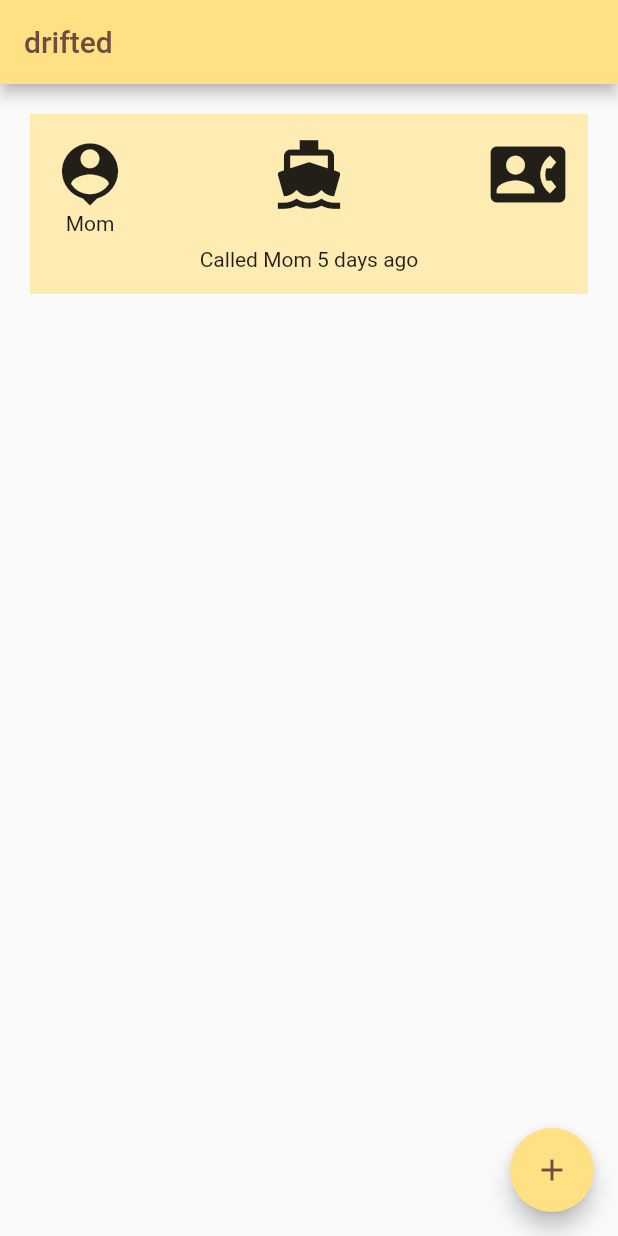
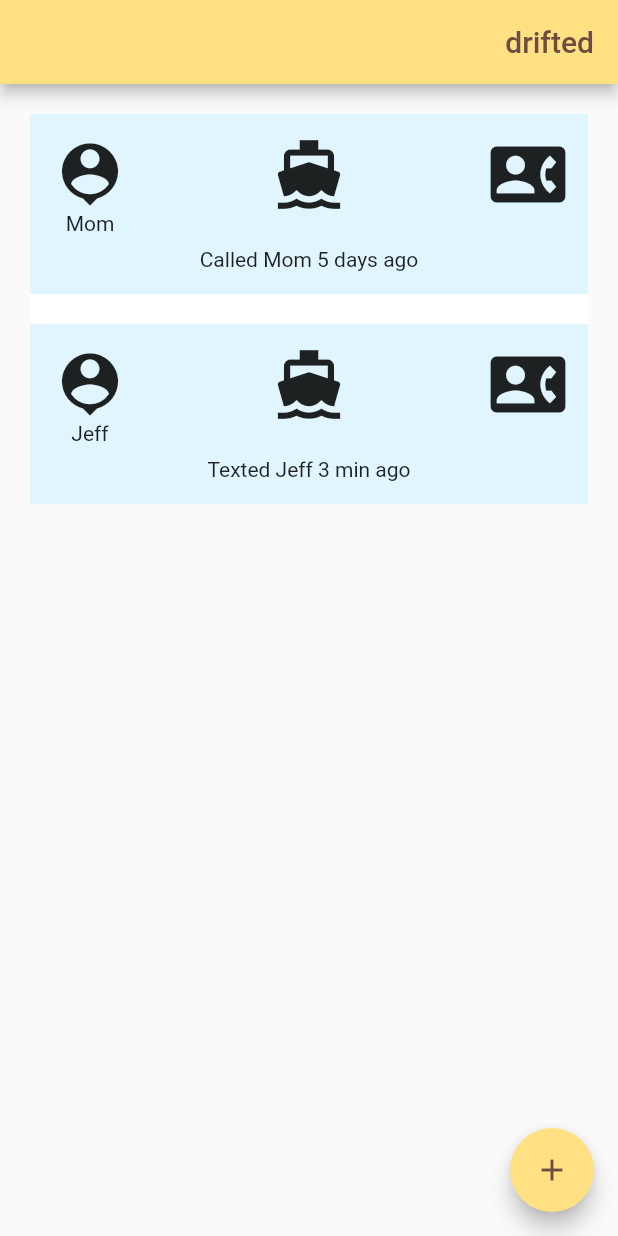
Before and after one commit to claireboals/drifted, a Flutter app: the screen it shows after launch, on a phone screen of 412 x 824 dp. Run offline on Flutter 3.47's test engine with Material 2 defaults, Android fonts, the phone set to English and light mode, and no system bars.

Commit message:
added two static cards and changed theming

```diff
--- a/lib/main.dart
+++ b/lib/main.dart
@@ -57,8 +57,8 @@ class _MyHomePageState extends State<MyHomePage> {
     // than having to individually change instances of widgets.
     return Scaffold(
       appBar: AppBar(
-        title: Text(widget.title, style: TextStyle(color: Colors.brown[600])),
-
+        title: Align(alignment: Alignment.topRight,
+        child: Text(widget.title, style: TextStyle(color: Colors.brown[600]))),
       ),
 
       body: ListView(
@@ -68,7 +68,7 @@ class _MyHomePageState extends State<MyHomePage> {
           Container(
             padding: const EdgeInsets.all(15.0),
             height: 120,
-            color: Colors.amber[100],
+            color: Colors.lightBlue[50],
             child: Stack(
               children: <Widget>[
                 Align(
@@ -83,6 +83,40 @@ class _MyHomePageState extends State<MyHomePage> {
                 Align(
                   alignment: Alignment.bottomCenter,
                   child: Text("Called Mom 5 days ago")
+                ),
+                Align(
+                  alignment: Alignment.topCenter,
+                  child: Icon(Icons.directions_boat, size: 50)
+                ),
+                Align(
+                  alignment: Alignment.topRight,
+                  child: Icon(Icons.contact_phone, size: 50),
+                ),
+              ],
+            )
+          ),
+          Container(
+            height: 20,
+            color: Colors.white,
+          ),
+          Container(
+            padding: const EdgeInsets.all(15.0),
+            height: 120,
+            color: Colors.lightBlue[50],
+            child: Stack(
+              children: <Widget>[
+                Align(
+                  alignment: Alignment.bottomLeft,
+                  child: Column(
+                    children: <Widget>[
+                      Icon(Icons.person_pin, size: 50),
+                      Text('Jeff')
+                    ],
+                  )
+                ),
+                Align(
+                  alignment: Alignment.bottomCenter,
+                  child: Text("Texted Jeff 3 min ago")
                 ),
                 Align(
                   alignment: Alignment.topCenter,
```
